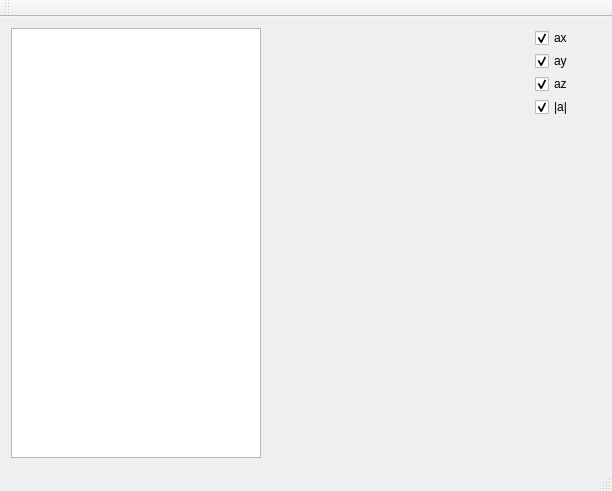
Above: mainwindow.ui from Stegogo/AXL-CPR-QT before the change. Below: the same form after it.
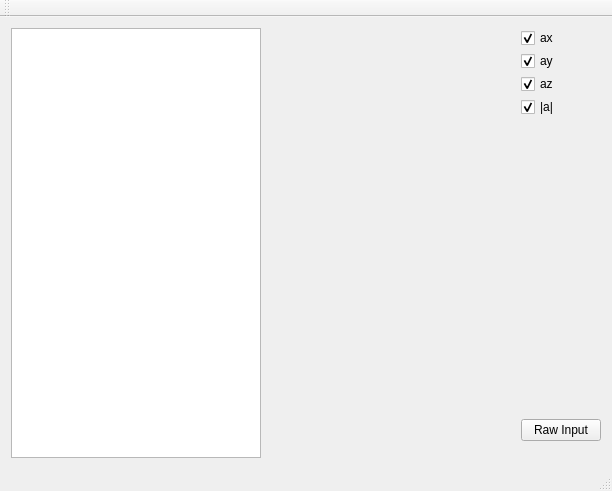
That is the form after the change. Icons and pictures are not drawn. Custom widgets are drawn as their Qt base class.

Diff of the .ui file:
```diff
--- a/mainwindow.ui
+++ b/mainwindow.ui
@@ -78,92 +78,6 @@
         </property>
        </widget>
       </item>
-      <item row="1" column="0">
-       <widget class="QCheckBox" name="checkBox_ay">
-        <property name="maximumSize">
-         <size>
-          <width>16777215</width>
-          <height>70</height>
-         </size>
-        </property>
-        <property name="text">
-         <string>ay</string>
-        </property>
-        <property name="checked">
-         <bool>true</bool>
-        </property>
-       </widget>
-      </item>
-      <item row="3" column="0">
-       <widget class="QCheckBox" name="checkBox_alen">
-        <property name="maximumSize">
-         <size>
-          <width>16777215</width>
-          <height>70</height>
-         </size>
-        </property>
-        <property name="text">
-         <string>|a|</string>
-        </property>
-        <property name="checked">
-         <bool>true</bool>
-        </property>
-       </widget>
-      </item>
-      <item row="5" column="0">
-       <layout class="QHBoxLayout" name="horizontalLayout">
-        <item>
-         <widget class="QPushButton" name="stopButton">
-          <property name="maximumSize">
-           <size>
-            <width>30</width>
-            <height>30</height>
-           </size>
-          </property>
-          <property name="styleSheet">
-           <string notr="true">qproperty-icon: url(&quot;:/icons/stop.png&quot;) off,
-                url(&quot;:/icons/stop.png&quot;) on ;
-border-radius:50px;
-</string>
-          </property>
-          <property name="text">
-           <string/>
-          </property>
-          <property name="iconSize">
-           <size>
-            <width>30</width>
-            <height>30</height>
-           </size>
-          </property>
-         </widget>
-        </item>
-        <item>
-         <widget class="QPushButton" name="resumeButton">
-          <property name="maximumSize">
-           <size>
-            <width>30</width>
-            <height>30</height>
-           </size>
-          </property>
-          <property name="styleSheet">
-           <string notr="true">qproperty-icon: url(&quot;:/icons/play.png&quot;) off,
-                url(&quot;:/icons/play.png&quot;) on ;
-border-radius:50px;
-</string>
-          </property>
-          <property name="text">
-           <string/>
-          </property>
-          <property name="iconSize">
-           <size>
-            <width>30</width>
-            <height>30</height>
-           </size>
-          </property>
-         </widget>
-        </item>
-       </layout>
-      </item>
       <item row="4" column="0">
        <spacer name="verticalSpacer">
         <property name="orientation">
@@ -177,6 +91,99 @@
         </property>
        </spacer>
       </item>
+      <item row="6" column="0">
+       <layout class="QHBoxLayout" name="horizontalLayout">
+        <item>
+         <widget class="QPushButton" name="stopButton">
+          <property name="maximumSize">
+           <size>
+            <width>30</width>
+            <height>30</height>
+           </size>
+          </property>
+          <property name="styleSheet">
+           <string notr="true">qproperty-icon: url(&quot;:/icons/stop.png&quot;) off,
+                url(&quot;:/icons/stop.png&quot;) on ;
+border-radius:50px;
+</string>
+          </property>
+          <property name="text">
+           <string/>
+          </property>
+          <property name="iconSize">
+           <size>
+            <width>30</width>
+            <height>30</height>
+           </size>
+          </property>
+         </widget>
+        </item>
+        <item>
+         <widget class="QPushButton" name="resumeButton">
+          <property name="maximumSize">
+           <size>
+            <width>30</width>
+            <height>30</height>
+           </size>
+          </property>
+          <property name="styleSheet">
+           <string notr="true">qproperty-icon: url(&quot;:/icons/play.png&quot;) off,
+                url(&quot;:/icons/play.png&quot;) on ;
+border-radius:50px;
+</string>
+          </property>
+          <property name="text">
+           <string/>
+          </property>
+          <property name="iconSize">
+           <size>
+            <width>30</width>
+            <height>30</height>
+           </size>
+          </property>
+         </widget>
+        </item>
+       </layout>
+      </item>
+      <item row="3" column="0">
+       <widget class="QCheckBox" name="checkBox_alen">
+        <property name="maximumSize">
+         <size>
+          <width>16777215</width>
+          <height>70</height>
+         </size>
+        </property>
+        <property name="text">
+         <string>|a|</string>
+        </property>
+        <property name="checked">
+         <bool>true</bool>
+        </property>
+       </widget>
+      </item>
+      <item row="1" column="0">
+       <widget class="QCheckBox" name="checkBox_ay">
+        <property name="maximumSize">
+         <size>
+          <width>16777215</width>
+          <height>70</height>
+         </size>
+        </property>
+        <property name="text">
+         <string>ay</string>
+        </property>
+        <property name="checked">
+         <bool>true</bool>
+        </property>
+       </widget>
+      </item>
+      <item row="5" column="0">
+       <widget class="QPushButton" name="showRawInput">
+        <property name="text">
+         <string>Raw Input</string>
+        </property>
+       </widget>
+      </item>
      </layout>
     </item>
    </layout>
```
